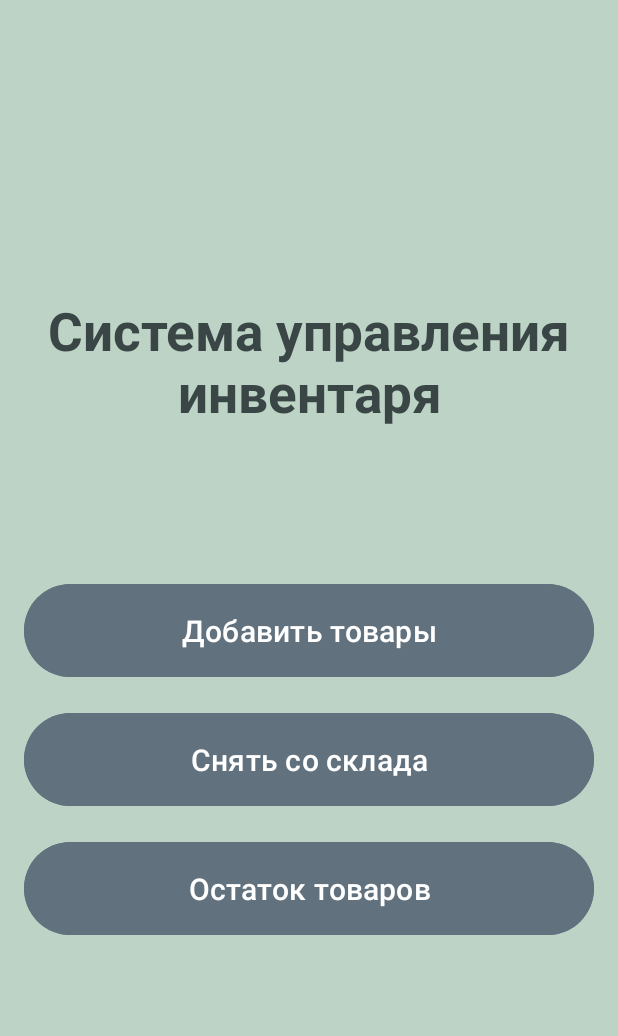
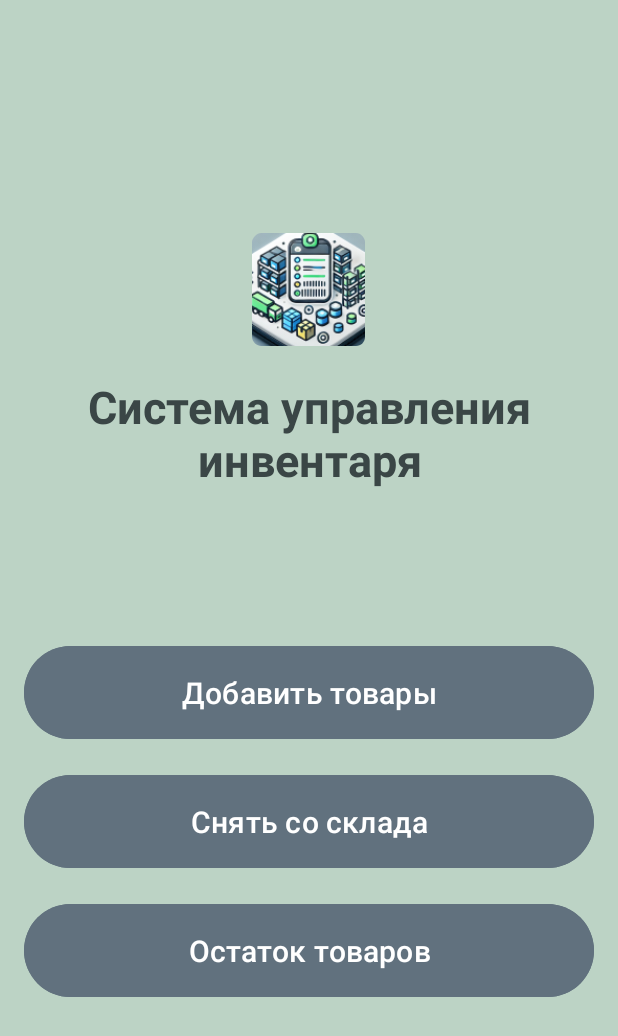
Before and after one commit to kmatevosyan888/ICS, an Android app: the screen it shows after launch (MainActivity), on a phone screen of 412 x 824 dp. Shown: the top 1036 px of the screen. Run offline under Robolectric (Android 15) with nearby library versions, the phone set to English and light mode, and no system bars.

Commit message:
Added logo

```diff
--- a/app/src/main/res/layout/activity_main.xml
+++ b/app/src/main/res/layout/activity_main.xml
@@ -7,6 +7,14 @@
     android:background="@color/background_color"
     android:padding="16dp">
 
+    <ImageView
+        android:id="@+id/appLogo"
+        android:layout_width="75dp"
+        android:layout_height="75dp"
+        android:layout_gravity="center_horizontal"
+        android:src="@mipmap/ic_launcher"
+        android:contentDescription="@string/app_name"
+        android:layout_marginBottom="20dp"/>
 
     <TextView
         android:id="@+id/textICS"
@@ -15,7 +23,7 @@
         android:gravity="center"
         android:text="@string/textV_ICS"
         android:textColor="@color/dark_green"
-        android:textSize="35sp"
+        android:textSize="30sp"
         android:textStyle="bold"/>
 
     <Button
```
